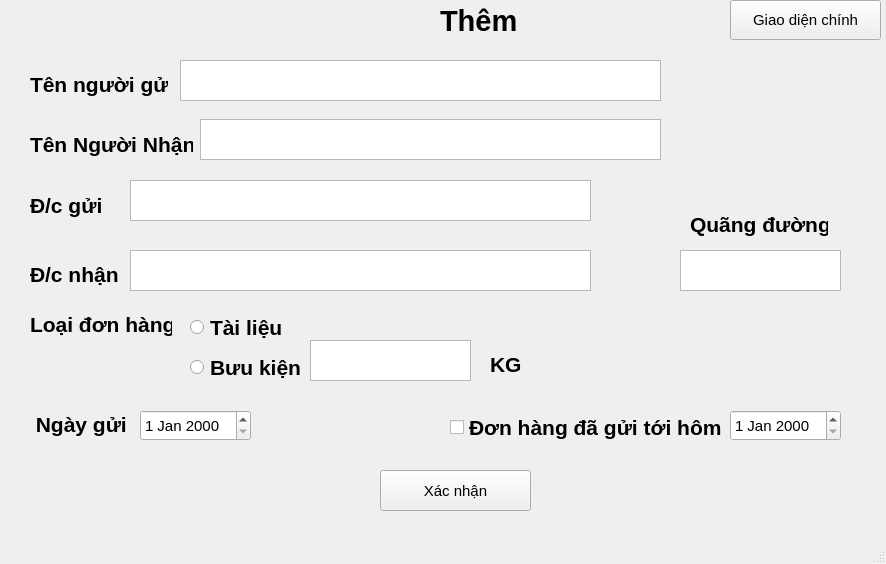
Old version of the form ThuNg/mainwindow.ui in the repository LeTuan-iu-HKN/GUI-.
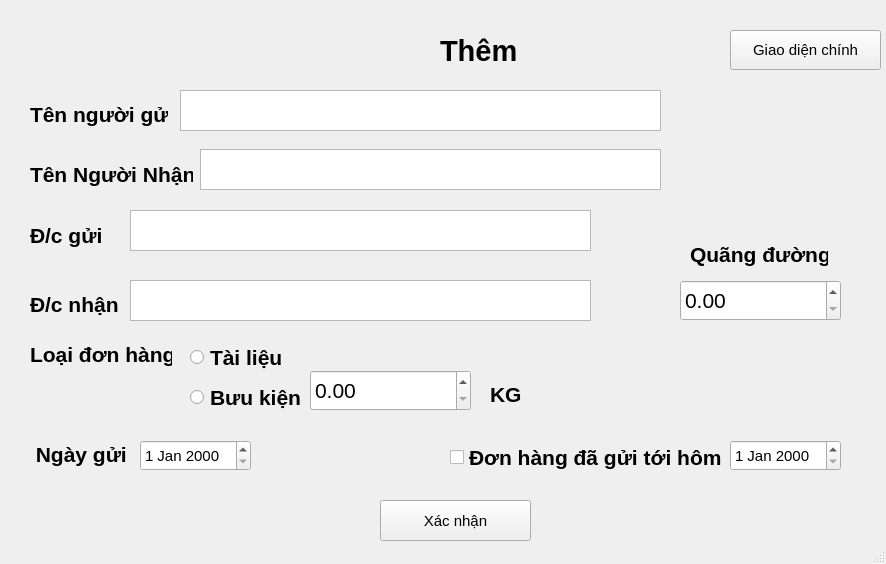
New version of the form. The open tabs and pages were chosen to show the change.

The edit to the form file:
```diff
--- a/ThuNg/mainwindow.ui
+++ b/ThuNg/mainwindow.ui
@@ -18,7 +18,7 @@
     <property name="geometry">
      <rect>
       <x>10</x>
-      <y>0</y>
+      <y>30</y>
       <width>871</width>
       <height>531</height>
      </rect>
@@ -368,36 +368,6 @@
        <string>Quãng đường</string>
       </property>
      </widget>
-     <widget class="QTextEdit" name="textEditQuangDuong">
-      <property name="geometry">
-       <rect>
-        <x>670</x>
-        <y>250</y>
-        <width>161</width>
-        <height>41</height>
-       </rect>
-      </property>
-      <property name="font">
-       <font>
-        <pointsize>14</pointsize>
-       </font>
-      </property>
-     </widget>
-     <widget class="QTextEdit" name="textEdit_7">
-      <property name="geometry">
-       <rect>
-        <x>300</x>
-        <y>340</y>
-        <width>161</width>
-        <height>41</height>
-       </rect>
-      </property>
-      <property name="font">
-       <font>
-        <pointsize>14</pointsize>
-       </font>
-      </property>
-     </widget>
      <widget class="QLabel" name="label_8">
       <property name="geometry">
        <rect>
@@ -552,6 +522,26 @@
        </font>
       </property>
      </widget>
+     <widget class="QDoubleSpinBox" name="doubleSpinBoxQuangDuong">
+      <property name="geometry">
+       <rect>
+        <x>670</x>
+        <y>250</y>
+        <width>161</width>
+        <height>41</height>
+       </rect>
+      </property>
+     </widget>
+     <widget class="QDoubleSpinBox" name="doubleSpinBoxCanNang">
+      <property name="geometry">
+       <rect>
+        <x>300</x>
+        <y>340</y>
+        <width>161</width>
+        <height>41</height>
+       </rect>
+      </property>
+     </widget>
     </widget>
     <widget class="QWidget" name="ThemThanhCong3">
      <widget class="QLabel" name="label0_3">
```
Left out of the diff: 2 changed lines with no effect on the pictures.
